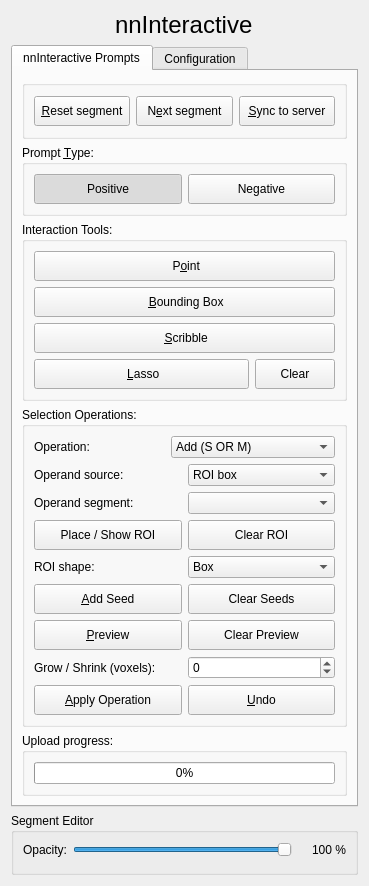
Before: the Qt Designer form slicer_plugin/SlicerNNInteractive/Resources/UI/SlicerNNInteractive.ui in coendevente/SlicerNNInteractive, drawn with Qt 5.
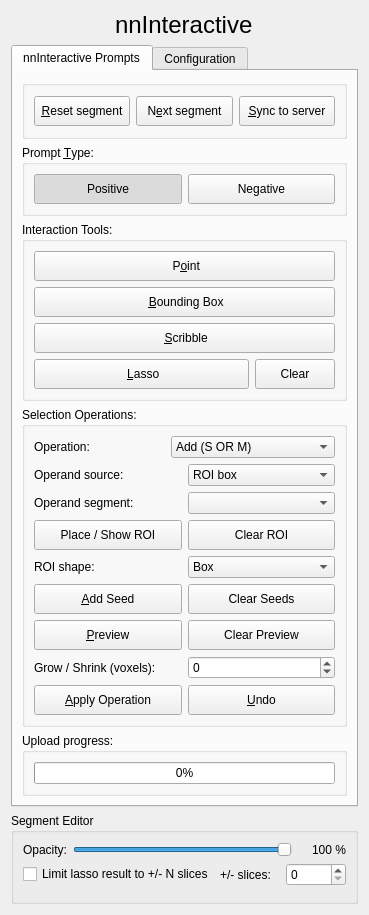
After: the same form once the commit is applied. Custom widgets are drawn as their Qt base class.

Commit message: Add lasso slice-range clipping (keep prompt slice +/- N)

```diff
--- a/slicer_plugin/SlicerNNInteractive/Resources/UI/SlicerNNInteractive.ui
+++ b/slicer_plugin/SlicerNNInteractive/Resources/UI/SlicerNNInteractive.ui
@@ -779,6 +779,43 @@
         </item>
        </layout>
       </item>
+      <item>
+       <layout class="QHBoxLayout" name="horizontalLayout_lassoClip">
+        <item>
+         <widget class="QCheckBox" name="cbEnableLassoClip">
+          <property name="text">
+           <string>Limit lasso result to +/- N slices</string>
+          </property>
+          <property name="toolTip">
+           <string>When checked, a lasso result is cropped to the lasso slice plus/minus N slices along the lasso plane axis. Only affects the Lasso tool.</string>
+          </property>
+         </widget>
+        </item>
+        <item>
+         <widget class="QLabel" name="lblLassoClipN">
+          <property name="text">
+           <string>+/- slices:</string>
+          </property>
+         </widget>
+        </item>
+        <item>
+         <widget class="QSpinBox" name="sbLassoClipN">
+          <property name="toolTip">
+           <string>0 keeps only the lasso slice.</string>
+          </property>
+          <property name="minimum">
+           <number>0</number>
+          </property>
+          <property name="maximum">
+           <number>200</number>
+          </property>
+          <property name="value">
+           <number>0</number>
+          </property>
+         </widget>
+        </item>
+       </layout>
+      </item>
       <item>
        <widget class="qMRMLSegmentEditorWidget" name="editor_widget">
         <property name="defaultTerminologyEntrySettingsKey">
```
The commit also changes 1 other file.
